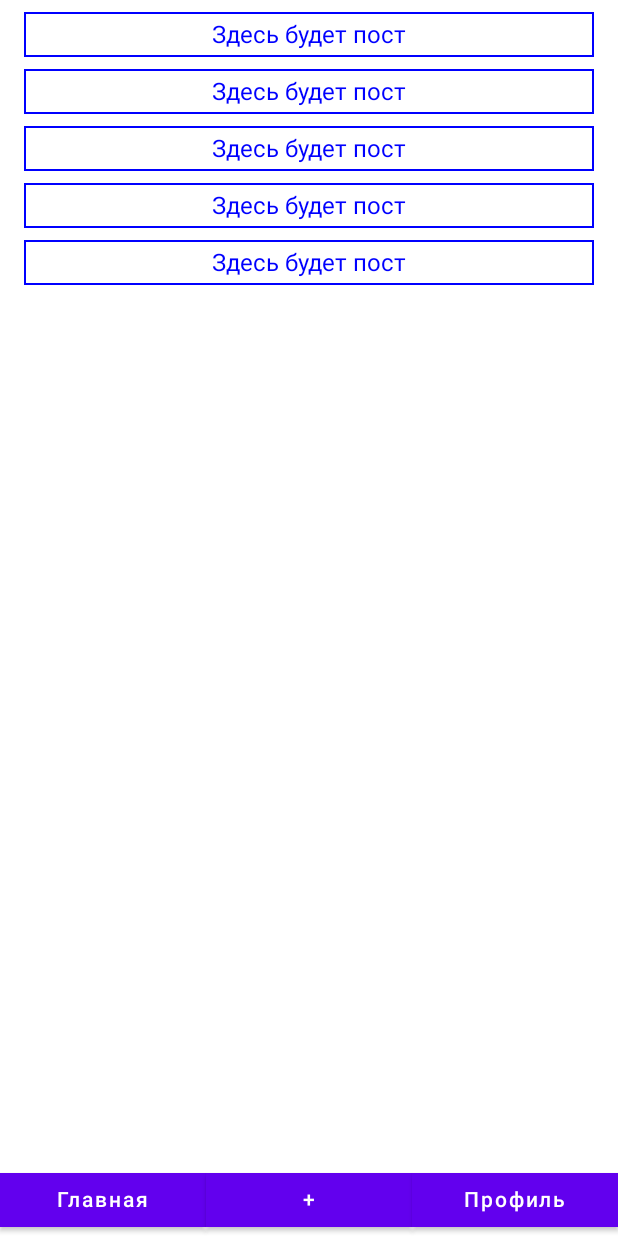
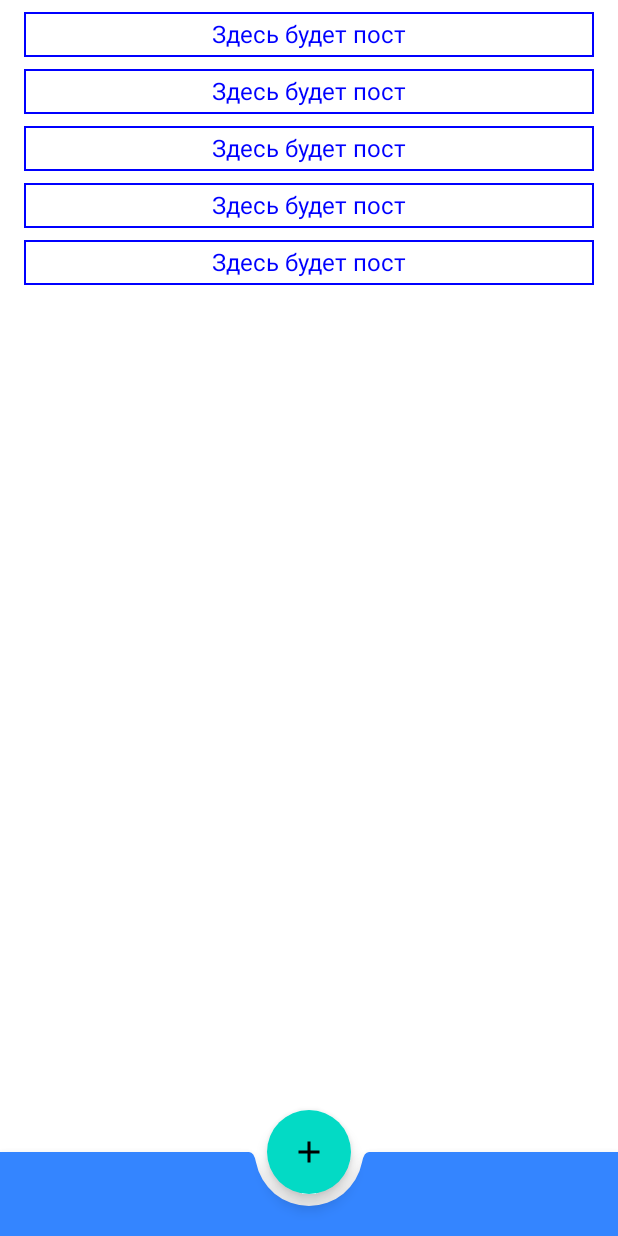
Before and after one commit to Nobody777999/InvestSocialApp, an Android app built with Jetpack Compose: the screen it shows after launch (MainActivity), after a tap on "Войти", on a phone screen of 412 x 824 dp. Run offline under Robolectric (Android 15) with nearby library versions, the phone set to English and light mode, and no system bars; our stand-ins replace livedata-compose.

Commit message:
feat(App) Add bottomBar Add screens

```diff
--- a/app/src/main/java/com/hfad/investsocialapp/MainActivity.kt
+++ b/app/src/main/java/com/hfad/investsocialapp/MainActivity.kt
@@ -4,35 +4,69 @@ import android.os.Bundle
 import androidx.activity.ComponentActivity
 import androidx.activity.compose.setContent
 import androidx.activity.viewModels
-import androidx.compose.material.Scaffold
+import androidx.compose.foundation.shape.CornerSize
+import androidx.compose.material.*
+import androidx.compose.material.icons.Icons
+import androidx.compose.material.icons.filled.Add
+import androidx.compose.runtime.mutableStateOf
+import androidx.compose.runtime.remember
 import androidx.compose.ui.ExperimentalComposeUiApi
 import androidx.navigation.compose.NavHost
 import androidx.navigation.compose.composable
 import androidx.navigation.compose.rememberNavController
 import com.hfad.investsocialapp.navigation.NavigationItem
 import com.hfad.investsocialapp.screen.LoginView
-import com.hfad.investsocialapp.screen.Profile.ProfileView
-import com.hfad.investsocialapp.screen.Profile.ProfileViewModel
-import com.hfad.investsocialapp.screen.createRecords.CreateRecords
-import com.hfad.investsocialapp.screen.createRecords.CreateRecordsViewModel
+import com.hfad.investsocialapp.screen.profile.ProfileView
+import com.hfad.investsocialapp.screen.profile.ProfileViewModel
+import com.hfad.investsocialapp.screen.create_record.CreateNewRecordView
+import com.hfad.investsocialapp.screen.create_record.CreateNewRecordViewModel
 
 import com.hfad.investsocialapp.screen.home.HomeView
 import com.hfad.investsocialapp.screen.home.HomeViewModel
 import com.hfad.investsocialapp.screen.login.LoginViewModel
 import com.hfad.investsocialapp.ui.theme.InvestSocialAppTheme
 
+
 @ExperimentalComposeUiApi
 class MainActivity : ComponentActivity() {
 
     val loginViewModel: LoginViewModel by viewModels()
     val homeViewModel: HomeViewModel by viewModels()
+    val createRecordViewModel: CreateNewRecordViewModel by viewModels()
+    val profileViewModel: ProfileViewModel by viewModels()
 
     override fun onCreate(savedInstanceState: Bundle?) {
         super.onCreate(savedInstanceState)
         setContent {
+            val isLogin = remember { mutableStateOf(false) }
             val navController = rememberNavController()
             InvestSocialAppTheme {
-                Scaffold {
+                Scaffold(
+                    floatingActionButton = {
+                        if (isLogin.value) {
+                            FloatingActionButton(onClick = { navController.navigate(NavigationItem.CreateRecord.route){
+                                launchSingleTop = true
+                            } }) {
+                                Icon(Icons.Filled.Add, contentDescription = "Создать новую")
+
+                            }
+                        }
+                    },
+                    isFloatingActionButtonDocked = true,
+                    floatingActionButtonPosition = FabPosition.Center,
+
+                    bottomBar = {
+                        if (isLogin.value) {
+                            BottomAppBar(
+
+                                cutoutShape = MaterialTheme.shapes.small.copy(
+                                    CornerSize(percent = 50)
+                                )
+                            ) {
+                            }
+                        }
+                    }
+                ) {
                     NavHost(
                         navController = navController,
                         startDestination = NavigationItem.Login.route
@@ -43,17 +77,16 @@ class MainActivity : ComponentActivity() {
                         composable(NavigationItem.Login.route) {
                             LoginView(
                                 navController = navController,
-                                loginViewModel = loginViewModel
+                                loginViewModel = loginViewModel,
+                                isLogin = isLogin
                             )
                         }
-                        composable(NavigationItem.CreateRecords.route) {
-                            CreateRecords(navController,CreateRecordsViewModel())
-
+                        composable(NavigationItem.CreateRecord.route) {
+                            CreateNewRecordView(navController = navController, createNewRecordViewModel = createRecordViewModel)
                         }
                         composable(NavigationItem.Profile.route) {
-                            ProfileView(navController, ProfileViewModel())
+                            ProfileView(navController, profileViewModel)
                         }
-
 
 
                     }
--- a/app/src/main/java/com/hfad/investsocialapp/navigation/NavigationItem.kt
+++ b/app/src/main/java/com/hfad/investsocialapp/navigation/NavigationItem.kt
@@ -4,5 +4,5 @@ sealed class NavigationItem(var route: String) {
     object Home : NavigationItem("home")
     object Profile : NavigationItem("profile")
     object Login : NavigationItem("login")
-    object CreateRecords : NavigationItem("createRecord")
+    object CreateRecord : NavigationItem("createRecord")
 }
--- a/app/src/main/java/com/hfad/investsocialapp/screen/createRecords/CreateRecordsViewModel.kt
+++ /dev/null
@@ -1,6 +0,0 @@
-package com.hfad.investsocialapp.screen.createRecords
-
-import androidx.lifecycle.ViewModel
-
- class CreateRecordsViewModel: ViewModel() {
-}
--- a/app/src/main/java/com/hfad/investsocialapp/screen/createRecords/CreateRecordsView.kt
+++ b/app/src/main/java/com/hfad/investsocialapp/screen/create_record/CreateNewRecordView.kt
@@ -1,25 +1,23 @@
-package com.hfad.investsocialapp.screen.createRecords
+package com.hfad.investsocialapp.screen.create_record
 
 import androidx.compose.foundation.layout.Box
 import androidx.compose.foundation.layout.Row
 import androidx.compose.foundation.layout.fillMaxSize
+import androidx.compose.material.Text
 import androidx.compose.runtime.Composable
 import androidx.compose.ui.ExperimentalComposeUiApi
 import androidx.compose.ui.Modifier
-import androidx.lifecycle.ViewModel
-import androidx.lifecycle.viewmodel.compose.viewModel
 import androidx.navigation.NavController
-import com.hfad.investsocialapp.navigation.NavigationItem
-import com.hfad.investsocialapp.screen.home.HomeViewModel
+
 @ExperimentalComposeUiApi
 @Composable
 
-fun CreateRecords(navController: NavController, homeViewModel: CreateRecordsViewModel){
+fun CreateNewRecordView(navController: NavController, createNewRecordViewModel: CreateNewRecordViewModel){
     Box( modifier = Modifier
         .fillMaxSize(),
     ){
         Row() {
-
+            Text(text = "CreateRecord")
         }
 
     }
--- /dev/null
+++ b/app/src/main/java/com/hfad/investsocialapp/screen/create_record/CreateNewRecordViewModel.kt
@@ -0,0 +1,6 @@
+package com.hfad.investsocialapp.screen.create_record
+
+import androidx.lifecycle.ViewModel
+
+ class CreateNewRecordViewModel: ViewModel() {
+}
--- a/app/src/main/java/com/hfad/investsocialapp/screen/home/HomeView.kt
+++ b/app/src/main/java/com/hfad/investsocialapp/screen/home/HomeView.kt
@@ -3,20 +3,15 @@ package com.hfad.investsocialapp.screen.home
 import androidx.compose.foundation.background
 import androidx.compose.foundation.border
 import androidx.compose.foundation.layout.*
-import androidx.compose.material.Button
 import androidx.compose.material.Text
 import androidx.compose.runtime.Composable
 import androidx.compose.ui.Alignment
 import androidx.compose.ui.Modifier
 import androidx.compose.ui.unit.dp
 import androidx.navigation.NavController
-import androidx.navigation.NavHost
 import androidx.compose.foundation.layout.Arrangement
-import androidx.compose.foundation.layout.Arrangement.Absolute.Center
 import androidx.compose.foundation.lazy.LazyColumn
 import androidx.compose.ui.graphics.Color
-import androidx.compose.ui.graphics.RectangleShape
-import com.hfad.investsocialapp.screen.Profile.ProfileViewModel
 
 
 @Composable
@@ -28,17 +23,16 @@ fun HomeView(navController: NavController, homeViewModel: HomeViewModel) {
 
 
         contentAlignment = Alignment.TopCenter
-    ){
+    ) {
         LazyColumn(
             contentPadding = PaddingValues(horizontal = 16.dp, vertical = 8.dp),
             verticalArrangement = Arrangement.spacedBy(8.dp),
-        ){
-            for(i in 1..5) {
+        ) {
+            for (i in 1..5) {
                 item {
                     ColumnItem()
                 }
             }
-
 
 
         }
@@ -47,43 +41,15 @@ fun HomeView(navController: NavController, homeViewModel: HomeViewModel) {
 
 
         Box(
-        modifier = Modifier
-            .fillMaxSize(),
+            modifier = Modifier
+                .fillMaxSize(),
+            contentAlignment = Alignment.BottomCenter
+        ) {
 
-        contentAlignment = Alignment.BottomCenter
-    ){
-    Row(
-
-        modifier = Modifier.fillMaxWidth(), horizontalArrangement = Arrangement.Center,
-
-
-      // horizontalArrangement = Arrangement.Center
-    ) {
-        Button(modifier = Modifier
-            .weight(1f),shape = RectangleShape,onClick = {/*TODO*/ })
-        {
-            Text(text = "Главная")
-
-        }
-
-        Button(modifier = Modifier
-            .weight(1f), shape = RectangleShape,onClick = {
-            /*TODO*/ })
-        {
-            Text(text = "+")
-        }
-
-        Button(modifier = Modifier
-            .weight(1f), shape   = RectangleShape,onClick = {
-            /*TODO*/ })
-
-        {
-            Text(text = "Профиль")
         }
     }
 }
-}
-}
+
 @Composable
 fun ColumnItem() {
     Column(
--- a/app/src/main/java/com/hfad/investsocialapp/screen/login/LoginView.kt
+++ b/app/src/main/java/com/hfad/investsocialapp/screen/login/LoginView.kt
@@ -9,11 +9,8 @@ import androidx.compose.foundation.text.KeyboardOptions
 import androidx.compose.material.Button
 import androidx.compose.material.OutlinedTextField
 import androidx.compose.material.Text
-import androidx.compose.runtime.Composable
-import androidx.compose.runtime.LaunchedEffect
+import androidx.compose.runtime.*
 import androidx.compose.runtime.livedata.observeAsState
-import androidx.compose.runtime.mutableStateOf
-import androidx.compose.runtime.remember
 import androidx.compose.ui.Alignment
 import androidx.compose.ui.ExperimentalComposeUiApi
 import androidx.compose.ui.Modifier
@@ -37,12 +34,16 @@ import com.hfad.investsocialapp.screen.login.LoginViewModel
 
 @ExperimentalComposeUiApi
 @Composable
-fun LoginView(loginViewModel: LoginViewModel = viewModel(), navController: NavController) {
+fun LoginView(
+    loginViewModel: LoginViewModel = viewModel(),
+    navController: NavController,
+    isLogin: MutableState<Boolean>
+) {
 
     val curState = loginViewModel.curState.observeAsState()
     val isAuthorize = remember { mutableStateOf(false) }
     val tryAuthorize = loginViewModel.tryAuthorize.observeAsState()
-
+    isLogin.value = false
 
 
     Crossfade(targetState = curState.value) { state ->
@@ -52,6 +53,9 @@ fun LoginView(loginViewModel: LoginViewModel = viewModel(), navController: NavCo
             LoginViewModel.State.Done -> {
 //                loginViewModel.curState.value = LoginViewModel.State.Default
                 isAuthorize.value = true
+                isLogin.value = true
+
+
             }
             is LoginViewModel.State.Error ->
                 Text(text = state.error)
@@ -64,7 +68,9 @@ fun LoginView(loginViewModel: LoginViewModel = viewModel(), navController: NavCo
     LaunchedEffect(key1 = curState.value) {
         if (isAuthorize.value && curState.value == LoginViewModel.State.Done) {
             navController.navigate(NavigationItem.Home.route) {
-                popUpTo(NavigationItem.Login.route)
+                popUpTo(NavigationItem.Login.route){
+                    inclusive = true
+                }
                 launchSingleTop = true
             }
             loginViewModel.curState.value = LoginViewModel.State.Default
@@ -94,22 +100,22 @@ fun LoginSection(loginViewModel: LoginViewModel) {
             .fillMaxSize(),
         contentAlignment = Alignment.BottomCenter
     ) {
-        Box(
-            modifier = Modifier
-                .fillMaxSize()
-                .padding(top = 30.dp)
-                .background(Color.White),
-            contentAlignment = Alignment.TopCenter
-        ) {
-            Image(painterResource(R.drawable.logo), contentDescription = "logo")
-
-        }
+//        Box(
+//            modifier = Modifier
+//                .fillMaxSize()
+//                .padding(top = 30.dp)
+//                .background(Color.White),
+//            contentAlignment = Alignment.TopCenter
+//        ) {
+//            Image(painterResource(R.drawable.logo), contentDescription = "logo")
+//
+//        }
         Column(
             horizontalAlignment = Alignment.CenterHorizontally,
             verticalArrangement = Arrangement.Center,
             modifier = Modifier
                 .fillMaxWidth()
-                .fillMaxHeight(0.6f)
+                .fillMaxHeight()
                 .clip(RoundedCornerShape(topStart = 30.dp, topEnd = 30.dp))
                 .background(Color.White)
                 .padding(10.dp)
--- a/app/src/main/java/com/hfad/investsocialapp/screen/Profile/ProfileView.kt
+++ b/app/src/main/java/com/hfad/investsocialapp/screen/profile/ProfileView.kt
@@ -1,4 +1,4 @@
-package com.hfad.investsocialapp.screen.Profile
+package com.hfad.investsocialapp.screen.profile
 
 import androidx.compose.foundation.Image
 import androidx.compose.foundation.layout.Box
@@ -14,8 +14,6 @@ import androidx.compose.ui.Modifier
 import androidx.compose.ui.res.painterResource
 import androidx.navigation.NavController
 import com.hfad.investsocialapp.R
-import com.hfad.investsocialapp.screen.home.ColumnItem
-import com.hfad.investsocialapp.screen.home.HomeViewModel
 
 @ExperimentalComposeUiApi
 @Composable
--- a/app/src/main/java/com/hfad/investsocialapp/screen/Profile/ProfileViewModel.kt
+++ b/app/src/main/java/com/hfad/investsocialapp/screen/profile/ProfileViewModel.kt
@@ -1,4 +1,4 @@
-package com.hfad.investsocialapp.screen.Profile
+package com.hfad.investsocialapp.screen.profile
 
 import androidx.lifecycle.ViewModel
 
--- a/app/src/main/java/com/hfad/investsocialapp/ui/theme/Color.kt
+++ b/app/src/main/java/com/hfad/investsocialapp/ui/theme/Color.kt
@@ -3,6 +3,6 @@ package com.hfad.investsocialapp.ui.theme
 import androidx.compose.ui.graphics.Color
 
 val Purple200 = Color(0xFFBB86FC)
-val Purple500 = Color(0xFF6200EE)
+val Purple500 = Color(0xFF3485FF)
 val Purple700 = Color(0xFF3700B3)
 val Teal200 = Color(0xFF03DAC5)
```
